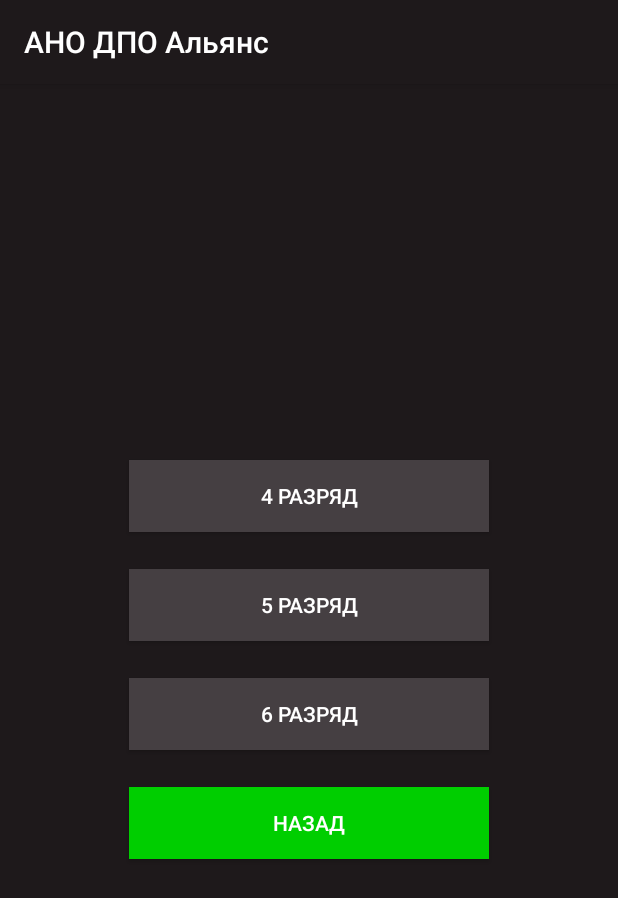
After one commit to loskutovis/alliance-android, an Android app: the CategoryActivity screen opened directly, with no data from a screen before it, on a phone screen of 412 x 824 dp. The commit adds this screen. Shown: the top 898 px of the screen. Run offline under Robolectric (Android 15) with nearby library versions, the phone set to English and light mode, and no system bars.

Commit message:
Экран выбора категорий

```diff
--- /dev/null
+++ b/app/src/main/java/is/loskutov/alliance/activities/CategoryActivity.java
@@ -0,0 +1,82 @@
+package is.loskutov.alliance.activities;
+
+import android.content.Intent;
+import android.os.Bundle;
+import android.support.v4.content.ContextCompat;
+import android.support.v7.app.AppCompatActivity;
+import android.view.View;
+import android.view.ViewGroup;
+import android.widget.Button;
+import android.widget.LinearLayout;
+
+import org.json.JSONObject;
+
+import is.loskutov.alliance.R;
+
+public class CategoryActivity extends AppCompatActivity {
+    protected Button backButton;
+    protected LinearLayout categoriesLayout;
+
+    @Override
+    protected void onCreate(Bundle savedInstanceState) {
+        super.onCreate(savedInstanceState);
+        setContentView(R.layout.activity_category);
+
+        setViews();
+    }
+
+    protected void setViews() {
+        backButton = (Button) findViewById(R.id.back_button);
+        categoriesLayout = (LinearLayout) findViewById(R.id.categories_layout);
+
+        Intent intent = getIntent();
+
+        int type = intent.getIntExtra("type", MainActivity.CATEGORIES);
+
+        switch (type) {
+            case MainActivity.CATEGORIES:
+                Button button4 = new Button(this);
+                Button button5 = new Button(this);
+                Button button6 = new Button(this);
+
+                setButtonStyle(button4, R.string.category_6);
+                setButtonStyle(button5, R.string.category_5);
+                setButtonStyle(button6, R.string.category_4);
+
+                break;
+            case MainActivity.THEMES:
+
+                break;
+        }
+
+        setBackButtonOnClick();
+    }
+
+    protected void setBackButtonOnClick() {
+        backButton.setOnClickListener(new View.OnClickListener() {
+            @Override
+            public void onClick(View v) {
+                Intent intent = new Intent(CategoryActivity.this, MainActivity.class);
+
+                startActivity(intent);
+            }
+        });
+    }
+
+    private void setButtonStyle(Button button, int text) {
+        LinearLayout.LayoutParams params = new LinearLayout.LayoutParams((int)getResources().getDimension(
+                R.dimen.button_width), ViewGroup.LayoutParams.WRAP_CONTENT);
+        params.setMargins(0, 0, 0, (int) getResources().getDimension(
+                R.dimen.button_margin_bottom));
+
+        int padding = (int) getResources().getDimension(
+                R.dimen.button_padding);
+
+        button.setText(text);
+        button.setPadding(padding, padding, padding, padding);
+        button.setBackgroundColor(ContextCompat.getColor(this, R.color.colorPrimaryLight));
+        button.setTextColor(ContextCompat.getColor(this, R.color.colorWhite));
+
+        categoriesLayout.addView(button, 0, params);
+    }
+}
--- /dev/null
+++ b/app/src/main/res/layout/activity_category.xml
@@ -0,0 +1,12 @@
+<?xml version="1.0" encoding="utf-8"?>
+<LinearLayout xmlns:tools="http://schemas.android.com/tools"
+    xmlns:android="http://schemas.android.com/apk/res/android"
+    android:id="@+id/categories_layout"
+    style="@style/Layout"
+    tools:context="is.loskutov.alliance.activities.CategoryActivity">
+
+    <Button
+        android:id="@+id/back_button"
+        style="@style/Button.GreenButton"
+        android:text="@string/back"/>
+</LinearLayout>
--- /dev/null
+++ b/app/src/main/res/values/dimens.xml
@@ -0,0 +1,8 @@
+<?xml version="1.0" encoding="utf-8"?>
+<resources>
+    <dimen name="button_width">240dp</dimen>
+    <dimen name="button_padding">5dp</dimen>
+    <dimen name="button_margin_bottom">25dp</dimen>
+    <dimen name="logo_width">120dp</dimen>
+    <dimen name="logo_height">115dp</dimen>
+</resources>
--- a/app/src/main/res/values/strings.xml
+++ b/app/src/main/res/values/strings.xml
@@ -2,4 +2,8 @@
     <string name="app_name">АНО ДПО "Альянс"</string>
     <string name="by_categories">По категориям</string>
     <string name="by_themes">По темам</string>
+    <string name="back">Назад</string>
+    <string name="category_4">4 разряд</string>
+    <string name="category_5">5 разряд</string>
+    <string name="category_6">6 разряд</string>
 </resources>
--- a/app/src/main/res/values/styles.xml
+++ b/app/src/main/res/values/styles.xml
@@ -1,12 +1,40 @@
 <resources>
-
-    <!-- Base application theme. -->
-    <style name="AppTheme" parent="Theme.AppCompat.Light.DarkActionBar">
-        <!-- Customize your theme here. -->
+    <style name="MainStyle" parent="Theme.AppCompat.Light.DarkActionBar">
         <item name="colorPrimary">@color/colorPrimary</item>
         <item name="colorPrimaryDark">@color/colorPrimaryDark</item>
         <item name="colorAccent">@color/colorAccent</item>
         <item name="android:windowNoTitle">true</item>
     </style>
 
+    <style name="Logo">
+        <item name="android:src">@drawable/logo</item>
+        <item name="android:layout_width">@dimen/logo_width</item>
+        <item name="android:layout_height">@dimen/logo_height</item>
+        <item name="android:layout_gravity">center</item>
+    </style>
+
+    <style name="Layout">
+        <item name="android:orientation">vertical</item>
+        <item name="android:layout_width">match_parent</item>
+        <item name="android:layout_height">match_parent</item>
+        <item name="android:gravity">center</item>
+        <item name="android:background">@color/colorPrimary</item>
+    </style>
+
+    <style name="Button">
+        <item name="android:layout_width">@dimen/button_width</item>
+        <item name="android:layout_height">wrap_content</item>
+        <item name="android:layout_gravity">center</item>
+        <item name="android:padding">@dimen/button_padding</item>
+    </style>
+
+    <style name="Button.DarkButton">
+        <item name="android:background">@color/colorPrimaryLight</item>
+        <item name="android:textColor">@color/colorWhite</item>
+    </style>
+
+    <style name="Button.GreenButton">
+        <item name="android:background">@color/colorAccent</item>
+        <item name="android:textColor">@color/colorWhite</item>
+    </style>
 </resources>
--- /dev/null
+++ b/app/src/main/res/xml/backup_descriptor.xml
@@ -0,0 +1,4 @@
+<?xml version="1.0" encoding="utf-8"?>
+<full-backup-content>
+    <!-- Exclude specific shared preferences that contain GCM registration Id -->
+</full-backup-content>
--- a/build.gradle
+++ b/build.gradle
@@ -3,6 +3,9 @@
 buildscript {
     repositories {
         jcenter()
+        maven {
+            url "https://maven.google.com"
+        }
     }
     dependencies {
         classpath 'com.android.tools.build:gradle:2.3.3'
```
Also changed, not shown: app/build.gradle (+4 -4 lines), app/src/main/AndroidManifest.xml (+6 -2 lines), app/src/main/java/is/loskutov/alliance/MainActivity.java (deleted, +0 -13 lines), app/src/main/java/is/loskutov/alliance/activities/MainActivity.java (added, +55 -0 lines), app/src/main/java/is/loskutov/alliance/system/Api.java (added, +19 -0 lines), app/src/main/java/is/loskutov/alliance/system/Json.java (added, +48 -0 lines), app/src/main/res/layout/activity_main.xml (+7 -22 lines).
